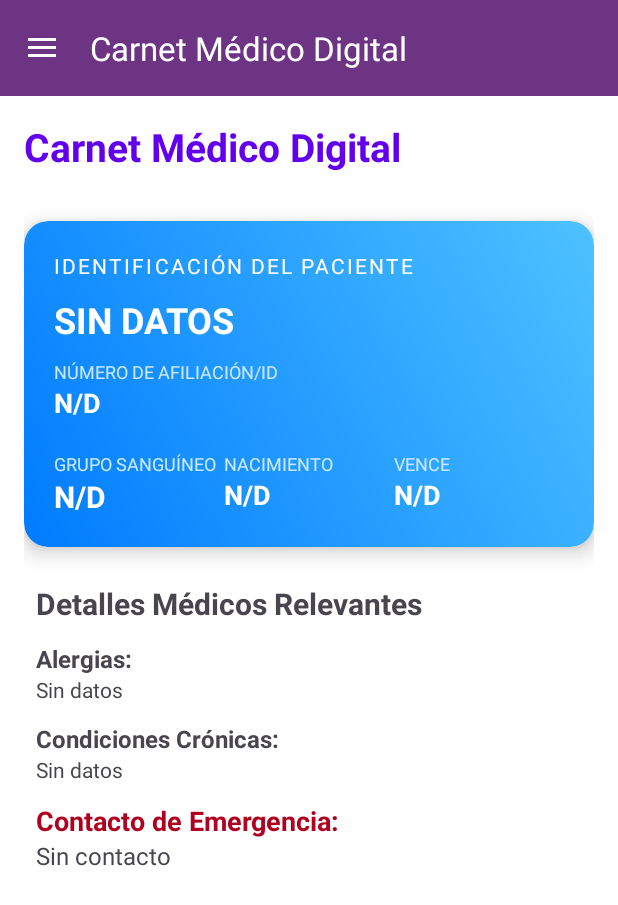
After one commit to keving005/AZAMAR_p, an Android app built with Jetpack Compose: the CarnetActivity screen opened directly, with no data from a screen before it, on a phone screen of 412 x 824 dp. The commit adds this screen. Shown: the top 905 px of the screen. Run offline under Robolectric (Android 15) with nearby library versions, the phone set to English and light mode, and no system bars; our stand-ins replace Firebase (no records; nobody signed in at launch, a user with empty details on screens opened directly).

Commit message:
Merge remote-tracking branch 'origin/master' animacion corregida y nueva funcion del menu, agregado del modulo carnet y la funcion

```diff
--- a/app/src/main/AndroidManifest.xml
+++ b/app/src/main/AndroidManifest.xml
@@ -53,6 +53,11 @@
             android:name="com.google.android.geo.API_KEY"
             android:value="AIzaSyCL1UsD2WO1IrgIBykfGCrrEMTJ3I192jg" />
 
+        <activity
+            android:name=".CarnetActivity"
+            android:exported="false"
+            android:label="Carnet Médico" />
+
     </application>
 
 </manifest>
--- /dev/null
+++ b/app/src/main/java/com/example/proyect/CarnetActivity.kt
@@ -0,0 +1,183 @@
+package com.example.proyect
+
+import android.content.Intent
+import android.os.Bundle
+import android.view.MenuItem
+import android.widget.TextView
+import android.widget.Toast
+import androidx.appcompat.app.ActionBarDrawerToggle
+import androidx.appcompat.app.AppCompatActivity
+import androidx.appcompat.widget.Toolbar
+import androidx.core.view.GravityCompat
+import androidx.drawerlayout.widget.DrawerLayout
+import com.example.proyect.dao.carnetDAO
+import com.example.proyect.model.Carnet
+import com.google.android.material.navigation.NavigationView
+import com.google.firebase.auth.FirebaseAuth
+import kotlinx.coroutines.CoroutineScope
+import kotlinx.coroutines.Dispatchers
+import kotlinx.coroutines.launch
+
+// 💡 IMPLEMENTACIÓN CRÍTICA: Implementa la interfaz para manejar los clics del menú
+class CarnetActivity : AppCompatActivity(), NavigationView.OnNavigationItemSelectedListener {
+
+    // ➡️ VARIABLES DEL MENÚ DESPLEGABLE
+    private lateinit var drawerLayout: DrawerLayout
+    private lateinit var navigationView: NavigationView
+    private lateinit var toolbar: Toolbar
+
+    // DAOs y Auth
+    private val auth = FirebaseAuth.getInstance()
+    private val carnetDAO = carnetDAO()
+
+    // Referencias a los TextViews del layout (Cuerpo del Carnet)
+    private lateinit var tvNombre: TextView
+    private lateinit var tvTipoSangre: TextView
+    private lateinit var tvFechaNacimiento: TextView
+    private lateinit var tvAfiliacion: TextView
+    private lateinit var tvVencimiento: TextView
+    private lateinit var tvAlergias: TextView
+    private lateinit var tvCondiciones: TextView
+    private lateinit var tvContactoEmergencia: TextView
+
+    override fun onCreate(savedInstanceState: Bundle?) {
+        super.onCreate(savedInstanceState)
+        setContentView(R.layout.activity_carnet)
+
+        // --- 1. CONFIGURACIÓN DEL MENÚ DESPLEGABLE ---
+        drawerLayout = findViewById(R.id.drawer_layout)
+        navigationView = findViewById(R.id.nav_view)
+        toolbar = findViewById(R.id.toolbar)
+
+        // Reemplazamos el supportActionBar simple por el toolbar para el Drawer
+        setSupportActionBar(toolbar)
+        navigationView.setNavigationItemSelectedListener(this)
+
+        val toggle = ActionBarDrawerToggle(
+            this, drawerLayout, toolbar,
+            R.string.navigation_drawer_open,
+            R.string.navigation_drawer_close
+        )
+        drawerLayout.addDrawerListener(toggle)
+        toggle.syncState()
+
+        // El título de la Toolbar se establece aquí
+        supportActionBar?.title = "Carnet Médico Digital"
+        // ----------------------------------------------------
+
+        // 2. Inicializar vistas (Cuerpo del Carnet)
+        tvNombre = findViewById(R.id.tv_nombre)
+        tvTipoSangre = findViewById(R.id.tv_tipo_sangre)
+        tvFechaNacimiento = findViewById(R.id.tv_fecha_nacimiento)
+        tvAfiliacion = findViewById(R.id.tv_afiliacion)
+        tvVencimiento = findViewById(R.id.tv_vencimiento)
+        tvAlergias = findViewById(R.id.tv_alergias)
+        tvCondiciones = findViewById(R.id.tv_condiciones)
+        tvContactoEmergencia = findViewById(R.id.tv_contacto_emergencia)
+
+        // 3. Cargar los datos del carnet
+        cargarDatosCarnet()
+    }
+
+    // --- LÓGICA DE NAVEGACIÓN DEL MENÚ ---
+    override fun onNavigationItemSelected(item: MenuItem): Boolean {
+        when (item.itemId) {
+
+            // ✅ NAVEGACIÓN PARA REGRESAR AL MENÚ PRINCIPAL
+            R.id.nav_inicio -> {
+                // Usamos flags para asegurar que MenuActivity sea la cima y cerrar esta
+                val intent = Intent(this, MenuActivity::class.java)
+                intent.flags = Intent.FLAG_ACTIVITY_CLEAR_TOP or Intent.FLAG_ACTIVITY_NEW_TASK
+                startActivity(intent)
+                finish()
+            }
+            R.id.nav_carnet -> {
+                Toast.makeText(this, "Ya estás en tu Carnet Médico", Toast.LENGTH_SHORT).show()
+            }
+            R.id.nav_tratamientos -> {
+                Toast.makeText(this, "Sección de Tratamientos en desarrollo", Toast.LENGTH_SHORT).show()
+            }
+            R.id.nav_salir -> {
+                // Cerrar sesión y regresar a la pantalla de login (MainActivity)
+                FirebaseAuth.getInstance().signOut()
+                val intent = Intent(this, MainActivity::class.java)
+                intent.flags = Intent.FLAG_ACTIVITY_NEW_TASK or Intent.FLAG_ACTIVITY_CLEAR_TASK
+                startActivity(intent)
+            }
+        }
+        drawerLayout.closeDrawer(GravityCompat.START)
+        return true
+    }
+
+    // Cerrar el menú desplegable al presionar 'Atrás'
+    override fun onBackPressed() {
+        if (drawerLayout.isDrawerOpen(GravityCompat.START)) {
+            drawerLayout.closeDrawer(GravityCompat.START)
+        } else {
+            super.onBackPressed()
+        }
+    }
+    // ----------------------------------------------------
+
+
+    // --- FUNCIONES EXISTENTES DE CARGA DE DATOS ---
+    private fun cargarDatosCarnet() {
+        val currentUser = auth.currentUser
+        val userId = currentUser?.uid
+
+        if (userId != null) {
+            CoroutineScope(Dispatchers.Main).launch {
+                try {
+                    val carnet = carnetDAO.obtenerCarnetPorID(userId)
+
+                    if (carnet != null) {
+                        mostrarDatosEnVistas(carnet as Carnet)
+                    } else {
+                        Toast.makeText(this@CarnetActivity, "Carnet no encontrado. Por favor, regístrelo.", Toast.LENGTH_LONG).show()
+                        limpiarVistas()
+                    }
+                } catch (e: Exception) {
+                    Toast.makeText(this@CarnetActivity, "Error al cargar datos: ${e.message}", Toast.LENGTH_LONG).show()
+                    limpiarVistas()
+                }
+            }
+        } else {
+            Toast.makeText(this, "Usuario no autenticado. Inicie sesión de nuevo.", Toast.LENGTH_LONG).show()
+            finish()
+        }
+    }
+
+    private fun mostrarDatosEnVistas(carnet: Carnet) {
+        tvNombre.text = carnet.nombreCompleto ?: "N/D"
+        tvTipoSangre.text = carnet.tipoSangre ?: "N/D"
+        tvFechaNacimiento.text = carnet.fechaNacimiento ?: "N/D"
+
+        tvAfiliacion.text = carnet.numeroAfiliacion ?: "N/D"
+        tvVencimiento.text = carnet.fechaVencimiento ?: "N/D"
+
+        tvAlergias.text = carnet.alergias?.joinToString(", ") ?: "Ninguna conocida"
+        tvCondiciones.text = carnet.condicionesCronicas?.joinToString(", ") ?: "Ninguna"
+
+        val contacto = carnet.contactoEmergenciaNombre?.let { nombre ->
+            "${nombre} (${carnet.contactoEmergenciaTelefono ?: "N/D"})"
+        } ?: "N/D"
+        tvContactoEmergencia.text = contacto
+    }
+
+    private fun limpiarVistas() {
+        tvNombre.text = "SIN DATOS"
+        tvTipoSangre.text = "N/D"
+        tvFechaNacimiento.text = "N/D"
+        tvAfiliacion.text = "N/D"
+        tvVencimiento.text = "N/D"
+        tvAlergias.text = "Sin datos"
+        tvCondiciones.text = "Sin datos"
+        tvContactoEmergencia.text = "Sin contacto"
+    }
+
+    // Función simple de regreso (solo necesaria si no usáramos el Drawer, pero se mantiene)
+    override fun onSupportNavigateUp(): Boolean {
+        onBackPressedDispatcher.onBackPressed()
+        return true
+    }
+}
--- a/app/src/main/java/com/example/proyect/MenuActivity.kt
+++ b/app/src/main/java/com/example/proyect/MenuActivity.kt
@@ -130,9 +130,13 @@ class MenuActivity : AppCompatActivity(), NavigationView.OnNavigationItemSelecte
 
     override fun onNavigationItemSelected(item: MenuItem): Boolean {
         when (item.itemId) {
+            R.id.nav_carnet -> { // 💡 NUEVA FUNCIÓN AÑADIDA
+                val intent = Intent(this, CarnetActivity::class.java)
+                startActivity(intent)
+            }
             R.id.nav_tratamientos -> {
-            Toast.makeText(this, "Sección en desarrollo", Toast.LENGTH_SHORT).show()
-        }
+                Toast.makeText(this, "Sección en desarrollo", Toast.LENGTH_SHORT).show()
+            }
             R.id.nav_inicio -> Toast.makeText(this, "Ya estás en Inicio", Toast.LENGTH_SHORT).show()
         }
         drawerLayout.closeDrawer(GravityCompat.START)
@@ -232,6 +236,4 @@ class MenuActivity : AppCompatActivity(), NavigationView.OnNavigationItemSelecte
             c.get(Calendar.HOUR_OF_DAY), c.get(Calendar.MINUTE), true
         ).show()
     }
-
-
 }
--- /dev/null
+++ b/app/src/main/java/com/example/proyect/dao/carnetDAO.kt
@@ -0,0 +1,57 @@
+package com.example.proyect.dao
+
+import android.util.Log
+import com.example.proyect.model.Carnet
+import com.google.firebase.firestore.FirebaseFirestore
+import kotlinx.coroutines.tasks.await
+
+class carnetDAO {
+
+        private val db = FirebaseFirestore.getInstance()
+        private val coleccionCarnets = db.collection("carnets_medicos")
+        private val TAG = "CarnetDAO"
+
+        suspend fun guardarCarnet(carnet: Carnet) {
+            // Usamos el userID como ID del documento en la colección
+            carnet.userID?.let { uid ->
+                try {
+                    coleccionCarnets.document(uid).set(carnet).await()
+                    Log.d(TAG, "Carnet guardado exitosamente para UID: $uid")
+                } catch (e: Exception) {
+                    Log.e(TAG, "Error al guardar el carnet para UID: $uid", e)
+                    throw e // Relanzar la excepción para manejo en la Activity
+                }
+            } ?: run {
+                Log.e(TAG, "El userID es nulo, no se puede guardar el carnet.")
+                throw IllegalArgumentException("UserID no puede ser nulo para guardar el carnet.")
+            }
+        }
+        suspend fun obtenerCarnetPorID(userID: String): Carnet? {
+            return try {
+                val documentSnapshot = coleccionCarnets.document(userID)
+                    .get()
+                    .await() // Espera el resultado de la operación GET
+
+                if (documentSnapshot.exists()) {
+                    // Mapea el documento a la clase de datos Carnet
+                    documentSnapshot.toObject(Carnet::class.java)
+                } else {
+                    Log.d(TAG, "No se encontró documento de carnet para UID: $userID")
+                    null
+                }
+            } catch (e: Exception) {
+                Log.e(TAG, "Error al obtener carnet por ID: $userID", e)
+                null
+            }
+        }
+
+        suspend fun eliminarCarnet(userID: String) {
+            try {
+                coleccionCarnets.document(userID).delete().await()
+                Log.d(TAG, "Carnet eliminado exitosamente para UID: $userID")
+            } catch (e: Exception) {
+                Log.e(TAG, "Error al eliminar el carnet para UID: $userID", e)
+                throw e
+            }
+        }
+    }
--- a/app/src/main/java/com/example/proyect/dao/citaDAO.kt
+++ b/app/src/main/java/com/example/proyect/dao/citaDAO.kt
@@ -1,6 +1,4 @@
 package com.example.proyect.dao
-
-// CORRECCIÓN: Usamos TU paquete real 'proyect', no 'appproy'
 
 import com.example.proyect.model.Cita
 import com.google.firebase.firestore.FirebaseFirestore
--- /dev/null
+++ b/app/src/main/java/com/example/proyect/model/Carnet.kt
@@ -0,0 +1,15 @@
+package com.example.proyect.model
+data class Carnet(
+    val userID: String? = null,
+    val nombreCompleto: String? = null,
+    val fechaNacimiento: String? = null,
+    val tipoSangre: String? = null,
+    val alergias: List<String>? = null,
+    val contactoEmergenciaNombre: String? = null,
+    val contactoEmergenciaTelefono: String? = null,
+    val condicionesCronicas: List<String>? = null,
+    val medicamentosActuales: List<String>? = null,
+    val fechaEmision: String? = null,
+    val numeroAfiliacion: String? = null, // Número de ID de paciente o seguro
+    val fechaVencimiento: String? = null // Fecha en que caduca el carnet
+)
--- /dev/null
+++ b/app/src/main/res/drawable/gradient_blue_card.xml
@@ -0,0 +1,11 @@
+<?xml version="1.0" encoding="utf-8"?>
+<shape xmlns:android="http://schemas.android.com/apk/res/android"
+    android:shape="rectangle">
+
+    <gradient
+        android:angle="45"
+        android:startColor="#007BFF"  android:endColor="#4EC2FF"    android:type="linear" />
+
+    <corners android:radius="16dp" />
+
+</shape>
--- /dev/null
+++ b/app/src/main/res/layout/activity_carnet.xml
@@ -0,0 +1,248 @@
+<?xml version="1.0" encoding="utf-8"?>
+<androidx.drawerlayout.widget.DrawerLayout
+    xmlns:android="http://schemas.android.com/apk/res/android"
+    xmlns:app="http://schemas.android.com/apk/res-auto"
+    xmlns:tools="http://schemas.android.com/tools"
+    android:id="@+id/drawer_layout"
+    android:layout_width="match_parent"
+    android:layout_height="match_parent"
+    tools:context=".CarnetActivity"> <LinearLayout
+    android:layout_width="match_parent"
+    android:layout_height="match_parent"
+    android:orientation="vertical"
+    android:fitsSystemWindows="true">
+
+    <androidx.appcompat.widget.Toolbar
+        android:id="@+id/toolbar"
+        android:layout_width="match_parent"
+        android:layout_height="?attr/actionBarSize"
+        android:background="#6C3483"
+        android:theme="@style/ThemeOverlay.AppCompat.Dark.ActionBar"
+        app:popupTheme="@style/ThemeOverlay.AppCompat.Light"
+        app:title="Carnet Médico Digital"
+        app:titleTextColor="#FFFFFF"/>
+
+    <ScrollView
+        android:layout_width="match_parent"
+        android:layout_height="match_parent"
+        android:background="@color/white"
+        android:padding="16dp">
+
+        <LinearLayout
+            android:layout_width="match_parent"
+            android:layout_height="wrap_content"
+            android:orientation="vertical">
+
+            <TextView
+                android:layout_width="wrap_content"
+                android:layout_height="wrap_content"
+                android:text="Carnet Médico Digital"
+                android:textSize="26sp"
+                android:textStyle="bold"
+                android:textColor="@color/design_default_color_primary"
+                android:layout_marginBottom="24dp"/>
+
+            <androidx.cardview.widget.CardView
+                android:layout_width="match_parent"
+                android:layout_height="wrap_content"
+                app:cardCornerRadius="16dp"
+                app:cardElevation="8dp"
+                android:layout_marginVertical="8dp">
+
+                <LinearLayout
+                    android:layout_width="match_parent"
+                    android:layout_height="wrap_content"
+                    android:orientation="vertical"
+                    android:padding="20dp"
+                    android:background="@drawable/gradient_blue_card">
+
+                    <TextView
+                        android:layout_width="wrap_content"
+                        android:layout_height="wrap_content"
+                        android:text="IDENTIFICACIÓN DEL PACIENTE"
+                        android:textSize="14sp"
+                        android:textColor="#FFFFFF"
+                        android:letterSpacing="0.1"
+                        android:layout_marginBottom="10dp"/>
+
+                    <TextView
+                        android:id="@+id/tv_nombre"
+                        android:layout_width="match_parent"
+                        android:layout_height="wrap_content"
+                        tools:text="KEVIN SÁNCHEZ PÉREZ"
+                        android:textSize="24sp"
+                        android:textStyle="bold"
+                        android:textColor="#FFFFFF"
+                        android:layout_marginBottom="10dp"/>
+
+                    <TextView
+                        android:layout_width="wrap_content"
+                        android:layout_height="wrap_content"
+                        android:text="NÚMERO DE AFILIACIÓN/ID"
+                        android:textSize="12sp"
+                        android:textColor="#C8E8FF"/>
+
+                    <TextView
+                        android:id="@+id/tv_afiliacion"
+                        android:layout_width="wrap_content"
+                        android:layout_height="wrap_content"
+                        tools:text="HSP-987654321"
+                        android:textSize="18sp"
+                        android:textStyle="bold"
+                        android:textColor="#FFFFFF"
+                        android:layout_marginBottom="20dp"/>
+
+
+                    <LinearLayout
+                        android:layout_width="match_parent"
+                        android:layout_height="wrap_content"
+                        android:orientation="horizontal"
+                        android:weightSum="3">
+
+                        <LinearLayout
+                            android:layout_width="0dp"
+                            android:layout_height="wrap_content"
+                            android:layout_weight="1"
+                            android:orientation="vertical">
+
+                            <TextView
+                                android:layout_width="wrap_content"
+                                android:layout_height="wrap_content"
+                                android:text="GRUPO SANGUÍNEO"
+                                android:textSize="12sp"
+                                android:textColor="#C8E8FF"/>
+
+                            <TextView
+                                android:id="@+id/tv_tipo_sangre"
+                                android:layout_width="wrap_content"
+                                android:layout_height="wrap_content"
+                                tools:text="A+"
+                                android:textSize="20sp"
+                                android:textStyle="bold"
+                                android:textColor="#FFFFFF"/>
+                        </LinearLayout>
+
+                        <LinearLayout
+                            android:layout_width="0dp"
+                            android:layout_height="wrap_content"
+                            android:layout_weight="1"
+                            android:orientation="vertical">
+
+                            <TextView
+                                android:layout_width="wrap_content"
+                                android:layout_height="wrap_content"
+                                android:text="NACIMIENTO"
+                                android:textSize="12sp"
+                                android:textColor="#C8E8FF"/>
+
+                            <TextView
+                                android:id="@+id/tv_fecha_nacimiento"
+                                android:layout_width="wrap_content"
+                                android:layout_height="wrap_content"
+                                tools:text="01/01/1990"
+                                android:textSize="18sp"
+                                android:textStyle="bold"
+                                android:textColor="#FFFFFF"/>
+                        </LinearLayout>
+
+                        <LinearLayout
+                            android:layout_width="0dp"
+                            android:layout_height="wrap_content"
+                            android:layout_weight="1"
+                            android:orientation="vertical">
+
+                            <TextView
+                                android:layout_width="wrap_content"
+                                android:layout_height="wrap_content"
+                                android:text="VENCE"
+                                android:textSize="12sp"
+                                android:textColor="#C8E8FF"/>
+
+                            <TextView
+                                android:id="@+id/tv_vencimiento"
+                                android:layout_width="wrap_content"
+                                android:layout_height="wrap_content"
+                                tools:text="12/2028"
+                                android:textSize="18sp"
+                                android:textStyle="bold"
+                                android:textColor="#FFFFFF"/>
+                        </LinearLayout>
+                    </LinearLayout>
+                </LinearLayout>
+            </androidx.cardview.widget.CardView>
+
+            <LinearLayout
+                android:layout_width="match_parent"
+                android:layout_height="wrap_content"
+                android:orientation="vertical"
+                android:paddingHorizontal="8dp"
+                android:layout_marginTop="16dp">
+
+                <TextView
+                    android:layout_width="wrap_content"
+                    android:layout_height="wrap_content"
+                    android:text="Detalles Médicos Relevantes"
+                    android:textSize="20sp"
+                    android:textStyle="bold"
+                    android:layout_marginBottom="12dp"/>
+
+                <TextView
+                    android:layout_width="wrap_content"
+                    android:layout_height="wrap_content"
+                    android:text="Alergias:"
+                    android:textSize="16sp"
+                    android:textStyle="bold"/>
+                <TextView
+                    android:id="@+id/tv_alergias"
+                    android:layout_width="match_parent"
+                    android:layout_height="wrap_content"
+                    tools:text="Penicilina, Polen"
+                    android:layout_marginBottom="12dp"/>
+
+                <TextView
+                    android:layout_width="wrap_content"
+                    android:layout_height="wrap_content"
+                    android:text="Condiciones Crónicas:"
+                    android:textSize="16sp"
+                    android:textStyle="bold"/>
+                <TextView
+                    android:id="@+id/tv_condiciones"
+                    android:layout_width="match_parent"
+                    android:layout_height="wrap_content"
+                    tools:text="Diabetes Tipo 1"
+                    android:layout_marginBottom="12dp"/>
+
+                <TextView
+                    android:layout_width="wrap_content"
+                    android:layout_height="wrap_content"
+                    android:text="Contacto de Emergencia:"
+                    android:textSize="18sp"
+                    android:textStyle="bold"
+                    android:textColor="@color/design_default_color_error"/>
+                <TextView
+                    android:id="@+id/tv_contacto_emergencia"
+                    android:layout_width="match_parent"
+                    android:layout_height="wrap_content"
+                    tools:text="Laura García (555-1234)"
+                    android:textSize="16sp"/>
+
+            </LinearLayout>
+        </LinearLayout>
+    </ScrollView>
+</LinearLayout>
+
+    <com.google.android.material.navigation.NavigationView
+        android:id="@+id/nav_view"
+        android:layout_width="wrap_content"
+        android:layout_height="match_parent"
+        android:layout_gravity="start"
+        android:fitsSystemWindows="true"
+        app:headerLayout="@layout/nav_header"
+        app:menu="@menu/nav_menu"
+        app:itemIconTint="#6C3483"
+        app:itemTextColor="#4A235A"
+        app:itemBackground="@drawable/estilo_boton_menu"
+        app:itemHorizontalPadding="24dp"
+        app:itemIconPadding="16dp"/>
+
+</androidx.drawerlayout.widget.DrawerLayout>
--- a/app/src/main/res/layout/nav_header.xml
+++ b/app/src/main/res/layout/nav_header.xml
@@ -29,7 +29,7 @@
     <TextView
         android:layout_width="wrap_content"
         android:layout_height="wrap_content"
-        android:text="Cita Médica"
+        android:text="CITEC"
         android:textColor="#FFFFFF"
         android:textSize="20sp"
         android:textStyle="bold"
--- a/app/src/main/res/menu/nav_menu.xml
+++ b/app/src/main/res/menu/nav_menu.xml
@@ -1,6 +1,15 @@
 <?xml version="1.0" encoding="utf-8"?>
-<menu xmlns:android="http://schemas.android.com/apk/res/android">
+<menu xmlns:android="http://schemas.android.com/apk/res/android"
+    xmlns:tools="http://schemas.android.com/tools"
+    tools:showIn="navigation_view">
+
     <group android:checkableBehavior="single">
+
+        <item
+            android:id="@+id/nav_carnet"
+            android:icon="@android:drawable/ic_menu_view"
+            android:title="Carnet Médico" />
+
         <item
             android:id="@+id/nav_tratamientos"
             android:icon="@android:drawable/ic_menu_agenda"
@@ -10,5 +19,16 @@
             android:id="@+id/nav_inicio"
             android:icon="@android:drawable/ic_menu_rotate"
             android:title="Volver al Inicio" />
+
+        <item android:title="Opciones">
+            <menu>
+                <item
+                    android:id="@+id/nav_salir"
+                    android:icon="@android:drawable/ic_lock_power_off"
+                    android:title="Cerrar Sesión" />
+            </menu>
+        </item>
+
     </group>
+
 </menu>
```
